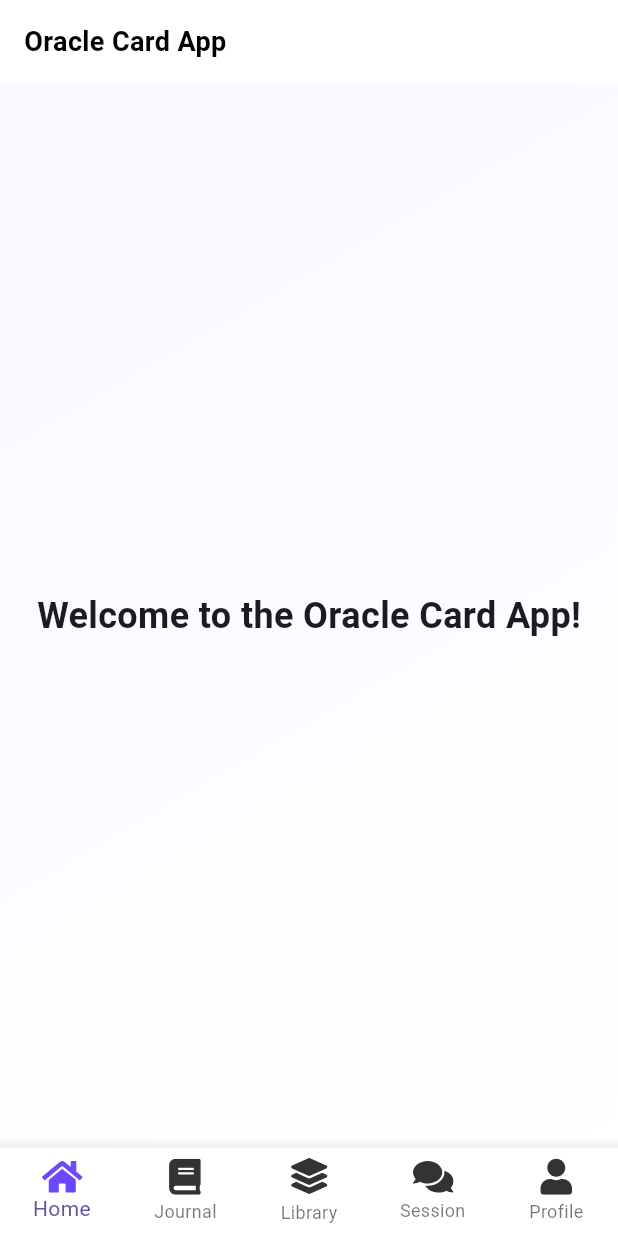
After one commit to Nishan-Pradhan06/OracleCardMobileApp, a Flutter app: the screen it shows after launch, on a phone screen of 412 x 824 dp. The commit adds this screen. Run offline on Flutter 3.47's test engine with Material 3 defaults, Android fonts, the phone set to English and light mode, and no system bars; our stand-ins replace dartz, dio, equatable, flutter_dotenv, flutter_svg, get_it and 4 more.

Commit message:
custom background

```diff
--- /dev/null
+++ b/lib/core/widgets/custom_background.dart
@@ -0,0 +1,30 @@
+import 'package:flutter/material.dart';
+
+/// A reusable custom background container with gradient.
+/// Wraps any child widget and fills the whole screen by default.
+class CustomBackground extends StatelessWidget {
+  final Widget child;
+  final List<Color> colors;
+  final Alignment begin;
+  final Alignment end;
+
+  const CustomBackground({
+    super.key,
+    required this.child,
+    this.colors = const [Color(0xffF9F7FF), Color(0xFFFFFFFF)],
+    this.begin = Alignment.topLeft,
+    this.end = Alignment.bottomRight,
+  });
+
+  @override
+  Widget build(BuildContext context) {
+    return Container(
+      width: double.infinity,
+      height: double.infinity,
+      decoration: BoxDecoration(
+        gradient: LinearGradient(colors: colors, begin: begin, end: end),
+      ),
+      child: child,
+    );
+  }
+}
--- a/lib/features/home/screen/home_screen.dart
+++ b/lib/features/home/screen/home_screen.dart
@@ -1,5 +1,6 @@
 import 'package:flutter/material.dart';
 import '../../../core/widgets/custom_appbar.dart';
+import '../../../core/widgets/custom_background.dart';
 
 class HomeScreen extends StatelessWidget {
   const HomeScreen({super.key});
@@ -11,14 +12,7 @@ class HomeScreen extends StatelessWidget {
         title: 'Oracle Card App',
         titleAlignment: TitleAlignment.left,
       ),
-      body: Container(
-        decoration: const BoxDecoration(
-          gradient: LinearGradient(
-            colors: [Color(0xffF9F7FF), Color(0xFFFFFFFF)],
-            begin: Alignment.topLeft,
-            end: Alignment.bottomRight,
-          ),
-        ),
+      body: CustomBackground(
         child: Column(
           mainAxisAlignment: MainAxisAlignment.center,
           children: const [
```
